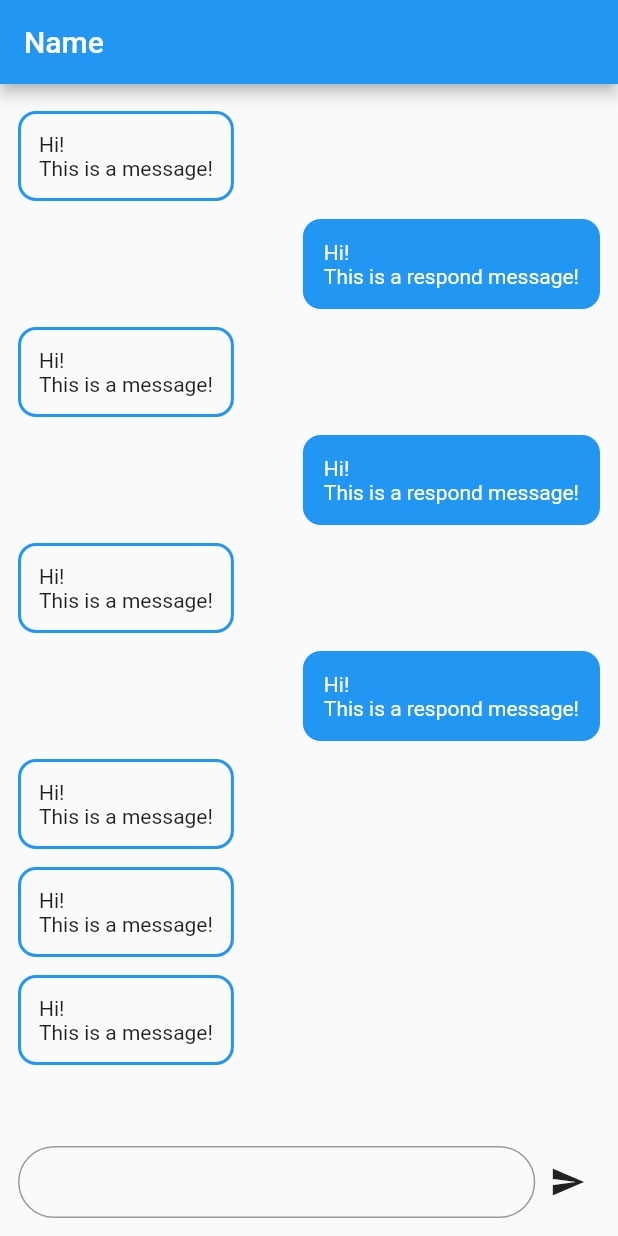
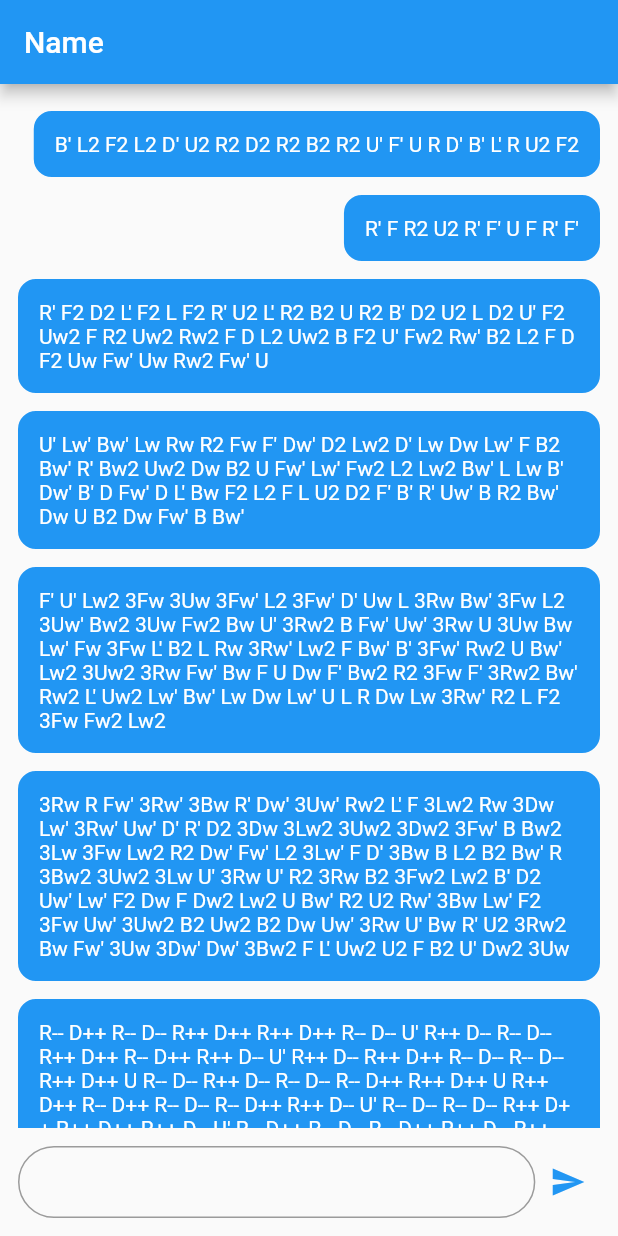
Before and after one commit to ricky9667/simple-chat, a Flutter app: the screen it shows after launch, after a tap on the "send" icon, on a phone screen of 412 x 824 dp. Run offline on Flutter 3.47's test engine with Material 2 defaults, Android fonts, the phone set to English and light mode, and no system bars.

Commit message:
Feature: make chatroom can send text

```diff
--- a/lib/pages/chatroom_page.dart
+++ b/lib/pages/chatroom_page.dart
@@ -1,8 +1,46 @@
 import 'package:flutter/material.dart';
 import 'package:simple_chat/widgets/message_box.dart';
 
-class ChatroomPage extends StatelessWidget {
+class ChatroomPage extends StatefulWidget {
   const ChatroomPage({Key? key}) : super(key: key);
+
+  @override
+  State<ChatroomPage> createState() => _ChatroomPageState();
+}
+
+class _ChatroomPageState extends State<ChatroomPage> {
+  final _textController = TextEditingController();
+  final _messageScrollController = ScrollController();
+  final List<String> _messageList = [
+    "B' L2 F2 L2 D' U2 R2 D2 R2 B2 R2 U' F' U R D' B' L' R U2 F2",
+    "R' F R2 U2 R' F' U F R' F'",
+    "R' F2 D2 L' F2 L F2 R' U2 L' R2 B2 U R2 B' D2 U2 L D2 U' F2 Uw2 F R2 Uw2 Rw2 F D L2 Uw2 B F2 U' Fw2 Rw' B2 L2 F D F2 Uw Fw' Uw Rw2 Fw' U",
+    "U' Lw' Bw' Lw Rw R2 Fw F' Dw' D2 Lw2 D' Lw Dw Lw' F B2 Bw' R' Bw2 Uw2 Dw B2 U Fw' Lw' Fw2 L2 Lw2 Bw' L Lw B' Dw' B' D Fw' D L' Bw F2 L2 F L U2 D2 F' B' R' Uw' B R2 Bw' Dw U B2 Dw Fw' B Bw'",
+    "F' U' Lw2 3Fw 3Uw 3Fw' L2 3Fw' D' Uw L 3Rw Bw' 3Fw L2 3Uw' Bw2 3Uw Fw2 Bw U' 3Rw2 B Fw' Uw' 3Rw U 3Uw Bw Lw' Fw 3Fw L' B2 L Rw 3Rw' Lw2 F Bw' B' 3Fw' Rw2 U Bw' Lw2 3Uw2 3Rw Fw' Bw F U Dw F' Bw2 R2 3Fw F' 3Rw2 Bw' Rw2 L' Uw2 Lw' Bw' Lw Dw Lw' U L R Dw Lw 3Rw' R2 L F2 3Fw Fw2 Lw2",
+    "3Rw R Fw' 3Rw' 3Bw R' Dw' 3Uw' Rw2 L' F 3Lw2 Rw 3Dw Lw' 3Rw' Uw' D' R' D2 3Dw 3Lw2 3Uw2 3Dw2 3Fw' B Bw2 3Lw 3Fw Lw2 R2 Dw' Fw' L2 3Lw' F D' 3Bw B L2 B2 Bw' R 3Bw2 3Uw2 3Lw U' 3Rw U' R2 3Rw B2 3Fw2 Lw2 B' D2 Uw' Lw' F2 Dw F Dw2 Lw2 U Bw' R2 U2 Rw' 3Bw Lw' F2 3Fw Uw' 3Uw2 B2 Uw2 B2 Dw Uw' 3Rw U' Bw R' U2 3Rw2 Bw Fw' 3Uw 3Dw' Dw' 3Bw2 F L' Uw2 U2 F B2 U' Dw2 3Uw",
+    "R-- D++ R-- D-- R++ D++ R++ D++ R-- D-- U' R++ D-- R-- D-- R++ D++ R-- D++ R++ D-- U' R++ D-- R++ D++ R-- D-- R-- D-- R++ D++ U R-- D-- R++ D-- R-- D-- R-- D++ R++ D++ U R++ D++ R-- D++ R-- D-- R-- D++ R++ D-- U' R-- D-- R-- D-- R++ D++ R++ D++ R++ D-- U' R-- D++ R-- D-- R-- D++ R++ D-- R++ D-- U'",
+  ];
+
+  void _scrollToBottom() {
+    if (_messageList.isNotEmpty) {
+      _messageScrollController.animateTo(
+        _messageScrollController.position.maxScrollExtent,
+        duration: const Duration(seconds: 1),
+        curve: Curves.fastOutSlowIn,
+      );
+    }
+  }
+
+  void _submitText() {
+    final text = _textController.text.trim();
+    if (text == '') return;
+
+    setState(() {
+      _messageList.add(text);
+      _textController.text = '';
+    });
+    _scrollToBottom();
+  }
 
   @override
   Widget build(BuildContext context) {
@@ -20,20 +58,25 @@ class ChatroomPage extends StatelessWidget {
             children: [
               Expanded(
                 flex: 9,
-                child: SingleChildScrollView(
-                  child: Column(
-                    children: const [
-                      MessageBox(message: 'Hi!\nThis is a message!', isSelf: false),
-                      MessageBox(message: 'Hi!\nThis is a respond message!', isSelf: true),
-                      MessageBox(message: 'Hi!\nThis is a message!', isSelf: false),
-                      MessageBox(message: 'Hi!\nThis is a respond message!', isSelf: true),
-                      MessageBox(message: 'Hi!\nThis is a message!', isSelf: false),
-                      MessageBox(message: 'Hi!\nThis is a respond message!', isSelf: true),
-                      MessageBox(message: 'Hi!\nThis is a message!', isSelf: false),
-                      MessageBox(message: 'Hi!\nThis is a message!', isSelf: false),
-                      MessageBox(message: 'Hi!\nThis is a message!', isSelf: false),
-                    ],
-                  ),
+                child: Builder(
+                  builder: (context) {
+                    if (_messageList.isNotEmpty) {
+                      return SingleChildScrollView(
+                        controller: _messageScrollController,
+                        child: Column(
+                          children: _messageList.map((value) => MessageBox(message: value, isSelf: true)).toList(),
+                        ),
+                      );
+                    } else {
+                      return Center(
+                        child: Text(
+                          'Chat room is empty! Type something below!',
+                          textAlign: TextAlign.center,
+                          style: TextStyle(fontSize: 10, color: Colors.grey[600]),
+                        ),
+                      );
+                    }
+                  },
                 ),
               ),
               const SizedBox(height: 12),
@@ -42,12 +85,12 @@ class ChatroomPage extends StatelessWidget {
                   Expanded(
                     flex: 8,
                     child: TextFormField(
-                      controller: null,
+                      controller: _textController,
                       decoration: InputDecoration(
                         border: OutlineInputBorder(
                           borderRadius: BorderRadius.circular(32),
                         ),
-                        contentPadding: const EdgeInsets.symmetric(vertical: 0, horizontal: 8),
+                        contentPadding: const EdgeInsets.symmetric(vertical: 4, horizontal: 12),
                       ),
                       autocorrect: false,
                       keyboardType: TextInputType.multiline,
@@ -58,14 +101,11 @@ class ChatroomPage extends StatelessWidget {
                   Expanded(
                     flex: 1,
                     child: IconButton(
-                      icon: const Icon(Icons.send),
-                      focusColor: Colors.transparent,
-                      hoverColor: Colors.transparent,
-                      splashColor: Colors.transparent,
-                      highlightColor: Colors.transparent,
-                      onPressed: () {
-                        print('onPressed');
-                      },
+                      icon: const Icon(
+                        Icons.send,
+                        color: Colors.blue,
+                      ),
+                      onPressed: () => _submitText(),
                     ),
                   ),
                 ],
@@ -77,18 +117,3 @@ class ChatroomPage extends StatelessWidget {
     );
   }
 }
-
-/*
-Column(
-                mainAxisAlignment: MainAxisAlignment.center,
-                children: [
-                  Text('hello'),
-                  TextFormField(
-                    controller: null,
-                    decoration: const InputDecoration(labelText: ''),
-                    autocorrect: false,
-                    keyboardType: TextInputType.text,
-                  ),
-                ],
-              )
- */
```
Also changed, not shown: lib/pages/login_page.dart (added).
